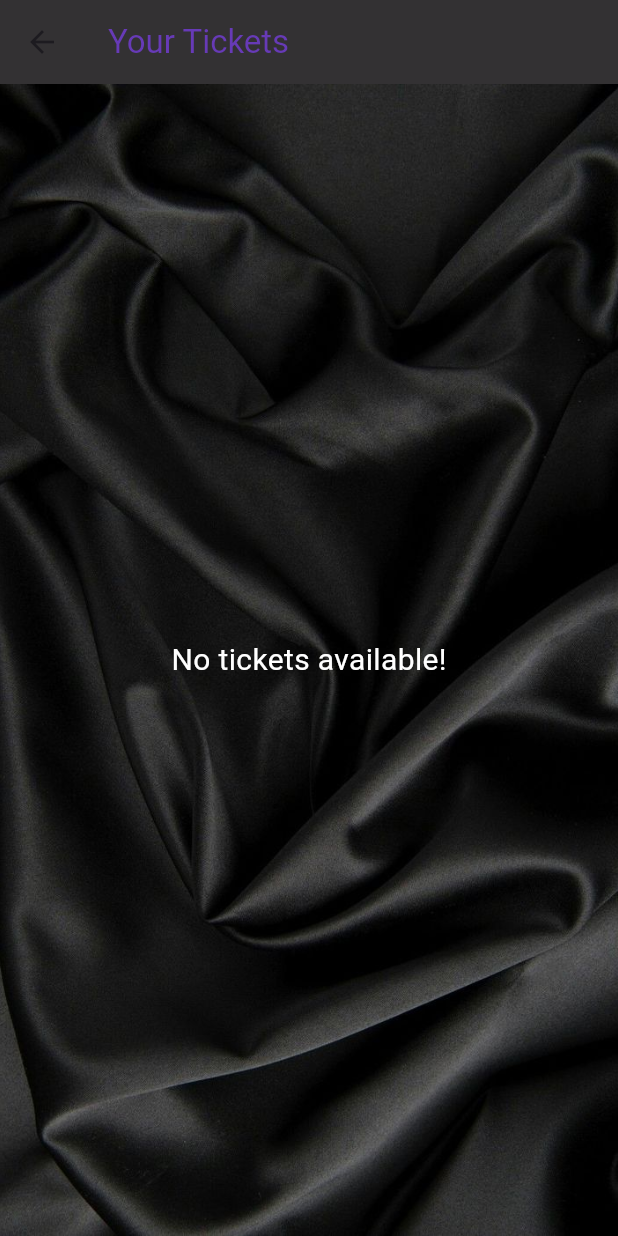
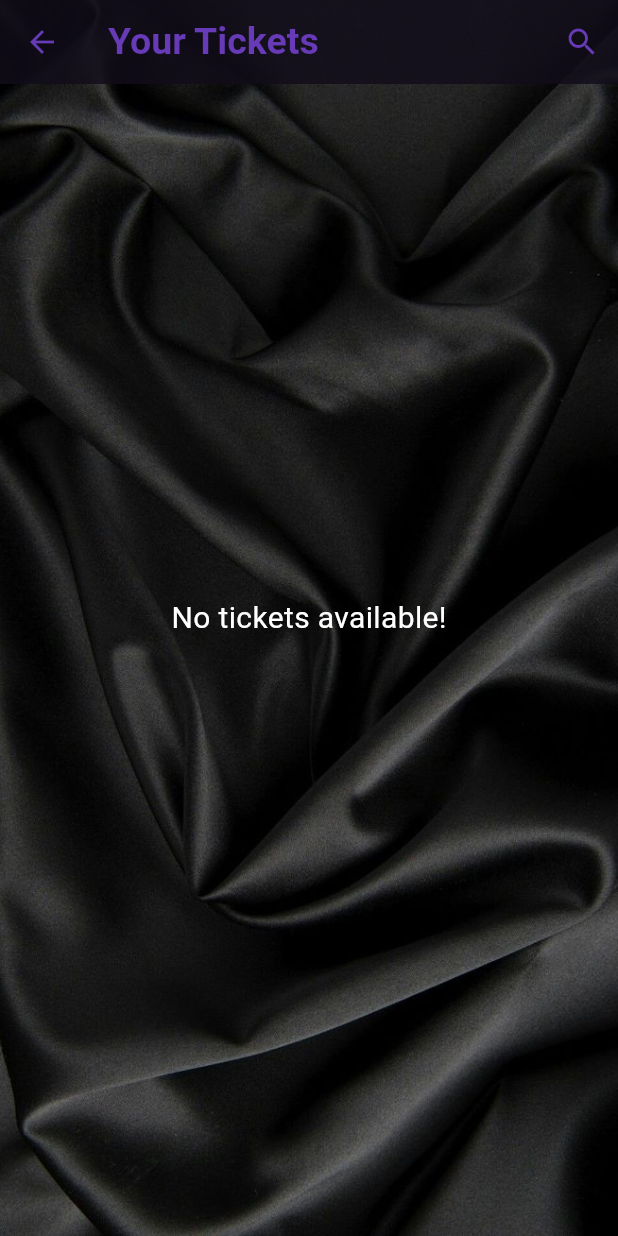
Before and after one commit to M0hammedK/FSP, a Flutter app: the TicketsPage screen opened by its route, on a phone screen of 412 x 824 dp. Run offline on Flutter 3.47's test engine with Material 3 defaults, Android fonts, the phone set to English and light mode, and no system bars; our stand-ins replace image_picker.

Commit message:
add search in ticket page fix user picture when admin sign out still 1- sign up validation 2- dropbox when add movie (today or upcoming) 3- delete get ticket in upcoming 4- add email in admin tickets

```diff
--- a/lib/Home.dart
+++ b/lib/Home.dart
@@ -183,7 +183,7 @@ class _Home extends State<Home> {
                                 style: TextStyle(color: Colors.white)),
                             onTap: () {
                               sign_up.username.text = "";
-                              sign_up.image = File("images/CinemaTech.png");
+                              sign_up.image = null;
                               ScaffoldMessenger.of(context).showSnackBar(
                                 const SnackBar(content: Text('Signed out.')),
                               );
--- a/lib/TicketsPage.dart
+++ b/lib/TicketsPage.dart
@@ -1,30 +1,48 @@
+import 'dart:async';
+
 import 'package:flutter/material.dart';
 import 'movie_data.dart';
 import 'package:intl/intl.dart';
 import 'sign_up.dart';
 
-class TicketsPage extends StatelessWidget {
-  const TicketsPage({Key? key}) : super(key: key);
+class TicketsPage extends StatefulWidget {
+  const TicketsPage({super.key});
+
+  @override
+  State<TicketsPage> createState() => _TicketsPageState();
+}
+
+class _TicketsPageState extends State<TicketsPage> {
+  bool _isSearching = false;
+  dynamic tickets;
+  String _searchTerm = '';
+  Timer? _debounce;
 
   @override
   Widget build(BuildContext context) {
     final MovieData movieData = MovieData();
     final isAdmin = sign_up.username.text == "admin";
     final userEmail = sign_up.email.text.trim();
-    final tickets = isAdmin
+
+    final filteredtickets = movieData.Tickets.where((ticket) {
+      final title = ticket['title'].toLowerCase();
+      final searchTerm = _searchTerm.toLowerCase();
+      return title.contains(searchTerm);
+    }).toList();
+
+    if(!_isSearching) {
+      tickets = isAdmin
           ? movieData.Tickets // Admin sees all tickets
-        : movieData.Tickets
-        .where((ticket) => ticket['userEmail'] == userEmail)
+          : movieData.Tickets.where((ticket) => ticket['userEmail'] == userEmail)
           .toList();
+    } else{
+      tickets = isAdmin
+          ? filteredtickets // Admin sees all tickets
+          : filteredtickets.where((ticket) => ticket['userEmail'] == userEmail)
+          .toList();
+    }
 
     return Scaffold(
-      appBar: AppBar(
-        title: Text(
-          isAdmin ? 'All Tickets' : 'Your Tickets',
-          style: const TextStyle(color: Colors.deepPurple),
-        ),
-        backgroundColor: Colors.black.withOpacity(0.8),
-      ),
       body: Stack(
         children: [
           Positioned.fill(
@@ -36,13 +54,74 @@ class TicketsPage extends StatelessWidget {
           tickets.isEmpty
               ? Center(
                   child: Text(
-              isAdmin
-                  ? 'No tickets yet!'
-                  : 'No tickets available!',
+                    isAdmin ? 'No tickets yet!' : 'No tickets available!',
                     style: const TextStyle(fontSize: 20, color: Colors.white),
                   ),
                 )
-              : ListView.builder(
+              : Container(child: gettickets(tickets), padding: EdgeInsets.fromLTRB(0, 70, 0, 0),),
+          Scaffold(
+            backgroundColor: Colors.transparent,
+            appBar: AppBar(
+              title: _isSearching
+                  ? TextField(
+                      autofocus: true, // Automatically focus the search field
+                      onChanged: (text) {
+                        if (_debounce?.isActive ?? false) _debounce?.cancel();
+                        _debounce =
+                            Timer(const Duration(milliseconds: 500), () {
+                          setState(() {
+                            _searchTerm = text;
+                          });
+                        });
+                      },
+                      decoration: InputDecoration(
+                        hintText: 'Search ticket...',
+                        hintStyle: const TextStyle(color: Colors.white),
+                        suffixIcon: IconButton(
+                          icon: const Icon(Icons.close, color: Colors.white),
+                          onPressed: () {
+                            setState(() {
+                              _searchTerm = '';
+                              _isSearching = false; // Close the search field
+                            });
+                          },
+                        ),
+                      ),
+                      style: const TextStyle(color: Colors.white),
+                    )
+                  : Text(
+                      isAdmin ? 'All Tickets' : 'Your Tickets',
+                      style: const TextStyle(
+                        color: Colors.deepPurple,
+                        fontWeight: FontWeight.bold,
+                        fontSize: 25,
+                      ),
+                    ),
+              backgroundColor: Colors.black.withOpacity(0.8),
+              elevation: 10,
+              iconTheme: const IconThemeData(
+                color: Colors.deepPurple,
+              ),
+              actions: [
+                if (!_isSearching)
+                  IconButton(
+                    icon: const Icon(Icons.search, color: Colors.deepPurple),
+                    onPressed: () {
+                      setState(() {
+                        _isSearching = true; // Open the search field
+                      });
+                    },
+                  ),
+              ],
+            ),
+          ),
+        ],
+      ),
+    );
+  }
+
+  Widget gettickets(dynamic tickets) {
+    return ListView.builder(
       padding: const EdgeInsets.all(8.0),
       itemCount: tickets.length,
       itemBuilder: (context, index) {
@@ -63,19 +142,29 @@ class TicketsPage extends StatelessWidget {
             ),
             // Duration and date in subtitle
             subtitle: Row(
-                    children:[
+              children: [
                 (ticket['moviePost'].substring(0, 4) != "http")
-                          ? Image.asset(ticket['moviePost'], height: 110, width: 70, fit: BoxFit.cover,)
+                    ? Image.asset(
+                        ticket['moviePost'],
+                        height: 110,
+                        width: 70,
+                        fit: BoxFit.cover,
+                      )
                     : Image.network(ticket['moviePost'],
                         height: 110, width: 70, fit: BoxFit.cover),
-                      SizedBox(width: 20,),
+                SizedBox(
+                  width: 20,
+                ),
                 Column(
                   crossAxisAlignment: CrossAxisAlignment.start,
                   children: [
-                        SizedBox(height: 5,),
+                    SizedBox(
+                      height: 5,
+                    ),
                     Row(
                       children: [
-                            Icon(Icons.access_time, color: Colors.grey, size: 18), // Duration icon
+                        Icon(Icons.access_time,
+                            color: Colors.grey, size: 18), // Duration icon
                         const SizedBox(width: 8),
                         Text(
                           'Duration: ${ticket['duration']}',
@@ -83,10 +172,12 @@ class TicketsPage extends StatelessWidget {
                         ),
                       ],
                     ),
-                        const SizedBox(height: 12), // Add some spacing between the rows
+                    const SizedBox(
+                        height: 12), // Add some spacing between the rows
                     Row(
                       children: [
-                            Icon(Icons.calendar_today, color: Colors.grey, size: 18), // Date icon
+                        Icon(Icons.calendar_today,
+                            color: Colors.grey, size: 18), // Date icon
                         const SizedBox(width: 8),
                         Text(
                           'Date: ${ticket['date']}',
@@ -94,10 +185,13 @@ class TicketsPage extends StatelessWidget {
                         ),
                       ],
                     ),
-                        const SizedBox(height: 15), // Add some spacing between the rows
+                    const SizedBox(
+                        height: 15), // Add some spacing between the rows
                     Row(
                       children: [
-                            SizedBox(height: 8,),
+                        SizedBox(
+                          height: 8,
+                        ),
                         ...date_Validation(ticket['date'], ticket['duration']),
                       ],
                     ),
@@ -107,39 +201,38 @@ class TicketsPage extends StatelessWidget {
             ),
           ),
         );
-
       },
-          ),
-        ],
-      ),
     );
   }
 }
 
 List<Widget> date_Validation(String date, String movieduration) {
-  if(getticketDate(date).isAfter(DateTime.now())){
-    return[
+  if (getticketDate(date).isAfter(DateTime.now())) {
+    return [
       const Icon(Icons.check_box, color: Colors.grey, size: 18), // Date icon
       const SizedBox(width: 8),
       RichText(
         text: const TextSpan(
           children: [
-              TextSpan(text: 'Validation: ', style: const TextStyle(color: Colors.grey)),
+            TextSpan(
+                text: 'Validation: ',
+                style: const TextStyle(color: Colors.grey)),
             TextSpan(text: 'Still', style: const TextStyle(color: Colors.green))
           ],
         ),
       ),
     ];
-  }else{
+  } else {
     if (getticketDate_time(date, movieduration).isAfter(DateTime.now())) {
       return [
-        const Icon(Icons.check_box_outline_blank_outlined, color: Colors.grey,
-            size: 18),
+        const Icon(Icons.check_box_outline_blank_outlined,
+            color: Colors.grey, size: 18),
         const SizedBox(width: 8),
         RichText(
           text: const TextSpan(
             children: [
-              TextSpan(text: 'Validation: ',
+              TextSpan(
+                  text: 'Validation: ',
                   style: const TextStyle(color: Colors.grey)),
               TextSpan(
                   text: 'OnGoing', style: const TextStyle(color: Colors.yellow))
@@ -154,7 +247,8 @@ List<Widget> date_Validation(String date, String movieduration) {
         RichText(
           text: const TextSpan(
             children: [
-              TextSpan(text: 'Validation: ',
+              TextSpan(
+                  text: 'Validation: ',
                   style: const TextStyle(color: Colors.grey)),
               TextSpan(text: 'Gone', style: const TextStyle(color: Colors.red))
             ],
```
Lines whose indentation alone changed are shown as unchanged.
